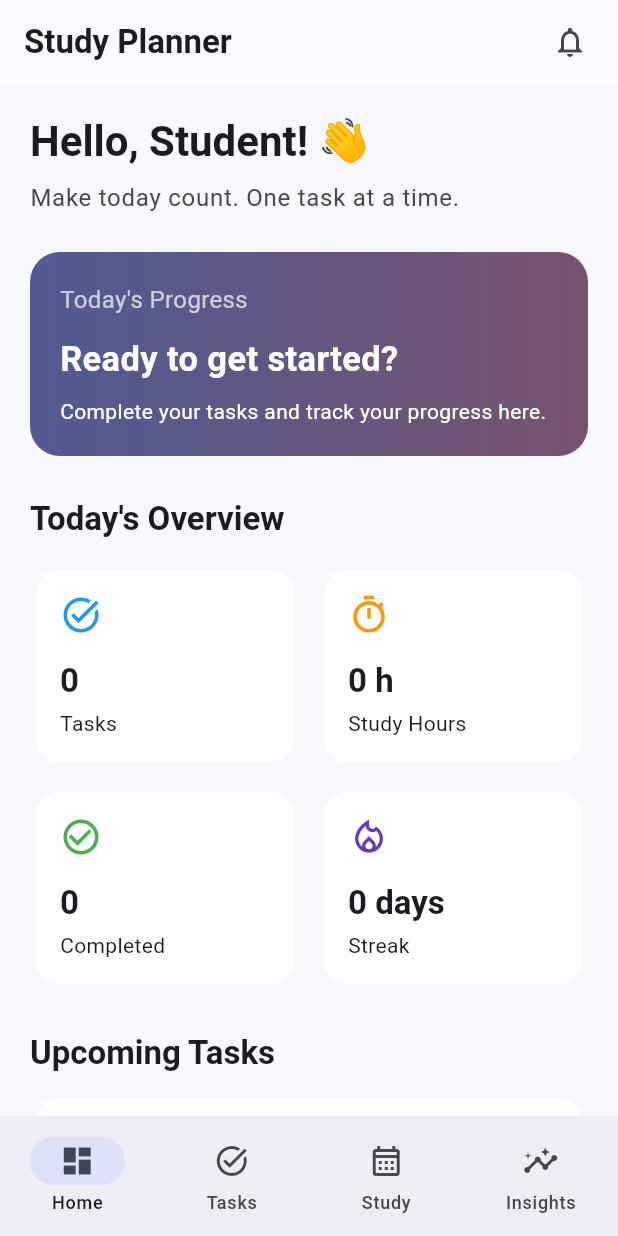
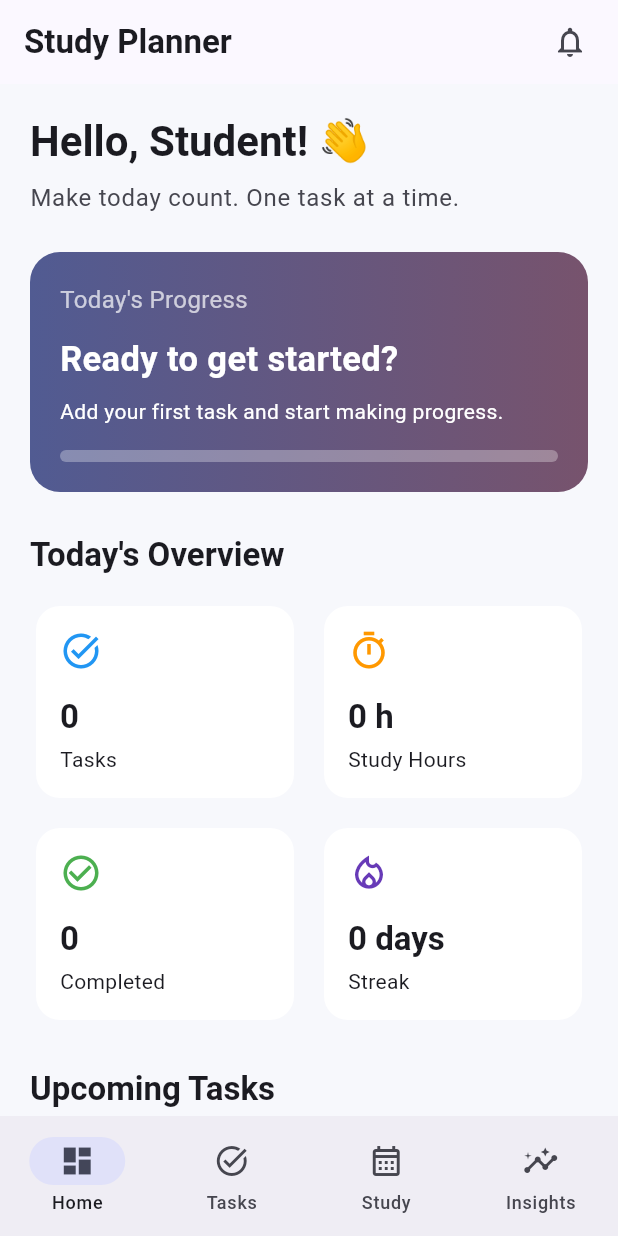
Before and after one commit to VarshiniAyyapusetty/student_productivity_planner, a Flutter app: the screen it shows after launch, on a phone screen of 412 x 824 dp. Run offline on Flutter 3.47's test engine with Material 3 defaults, Android fonts, the phone set to English and light mode, and no system bars.

Commit message:
Share task state across dashboard and tasks

```diff
--- a/lib/main.dart
+++ b/lib/main.dart
@@ -1,5 +1,7 @@
 import 'package:flutter/material.dart';
+import 'package:provider/provider.dart';
 
+import 'providers/task_provider.dart';
 import 'screens/main_navigation_screen.dart';
 
 void main() {
@@ -11,7 +13,9 @@ class StudentProductivityPlanner extends StatelessWidget {
 
   @override
   Widget build(BuildContext context) {
-    return MaterialApp(
+    return ChangeNotifierProvider(
+      create: (_) => TaskProvider(),
+      child: MaterialApp(
         title: 'Student Productivity Planner',
         debugShowCheckedModeBanner: false,
         theme: ThemeData(
@@ -27,6 +31,7 @@ class StudentProductivityPlanner extends StatelessWidget {
           ),
         ),
         home: const MainNavigationScreen(),
+      ),
     );
   }
 }
--- /dev/null
+++ b/lib/providers/task_provider.dart
@@ -0,0 +1,37 @@
+import 'package:flutter/foundation.dart';
+
+import '../models/task.dart';
+
+class TaskProvider extends ChangeNotifier {
+  final List<Task> _tasks = [];
+
+  List<Task> get tasks => List.unmodifiable(_tasks);
+
+  int get totalTasks => _tasks.length;
+
+  int get completedTasks => _tasks.where((task) => task.isCompleted).length;
+
+  int get pendingTasks => totalTasks - completedTasks;
+
+  double get completionProgress =>
+      totalTasks == 0 ? 0 : completedTasks / totalTasks;
+
+  void addTask(Task task) {
+    _tasks.add(task);
+    notifyListeners();
+  }
+
+  void toggleTask(String id, bool isCompleted) {
+    final index = _tasks.indexWhere((task) => task.id == id);
+
+    if (index == -1) return;
+
+    _tasks[index].isCompleted = isCompleted;
+    notifyListeners();
+  }
+
+  void deleteTask(String id) {
+    _tasks.removeWhere((task) => task.id == id);
+    notifyListeners();
+  }
+}
--- a/lib/screens/dashboard_screen.dart
+++ b/lib/screens/dashboard_screen.dart
@@ -1,10 +1,18 @@
 import 'package:flutter/material.dart';
+import 'package:provider/provider.dart';
+
+import '../providers/task_provider.dart';
 
 class DashboardScreen extends StatelessWidget {
   const DashboardScreen({super.key});
 
   @override
   Widget build(BuildContext context) {
+    final taskProvider = context.watch<TaskProvider>();
+    final tasks = taskProvider.tasks;
+    final completedTasks = taskProvider.completedTasks;
+    final totalTasks = taskProvider.totalTasks;
+
     final theme = Theme.of(context);
 
     return Scaffold(
@@ -41,7 +49,14 @@ class DashboardScreen extends StatelessWidget {
               ),
             ),
             const SizedBox(height: 24),
-            _buildProgressCard(context),
+
+            _buildProgressCard(
+              context,
+              completedTasks,
+              totalTasks,
+              taskProvider.completionProgress,
+            ),
+
             const SizedBox(height: 28),
             Text(
               "Today's Overview",
@@ -50,13 +65,14 @@ class DashboardScreen extends StatelessWidget {
               ),
             ),
             const SizedBox(height: 16),
+
             Row(
               children: [
                 Expanded(
                   child: _buildStatCard(
                     context,
                     'Tasks',
-                    '0',
+                    totalTasks.toString(),
                     Icons.task_alt,
                     Colors.blue,
                   ),
@@ -74,13 +90,14 @@ class DashboardScreen extends StatelessWidget {
               ],
             ),
             const SizedBox(height: 12),
+
             Row(
               children: [
                 Expanded(
                   child: _buildStatCard(
                     context,
                     'Completed',
-                    '0',
+                    completedTasks.toString(),
                     Icons.check_circle_outline,
                     Colors.green,
                   ),
@@ -97,6 +114,7 @@ class DashboardScreen extends StatelessWidget {
                 ),
               ],
             ),
+
             const SizedBox(height: 28),
             Text(
               'Upcoming Tasks',
@@ -105,6 +123,8 @@ class DashboardScreen extends StatelessWidget {
               ),
             ),
             const SizedBox(height: 12),
+
+            if (tasks.isEmpty)
               Card(
                 child: Padding(
                   padding: const EdgeInsets.all(20),
@@ -135,6 +155,40 @@ class DashboardScreen extends StatelessWidget {
                     ],
                   ),
                 ),
+              )
+            else
+              ...tasks
+                  .take(3)
+                  .map(
+                    (task) => Card(
+                      margin: const EdgeInsets.only(bottom: 10),
+                      child: ListTile(
+                        leading: Icon(
+                          task.isCompleted
+                              ? Icons.check_circle
+                              : Icons.radio_button_unchecked,
+                          color: task.isCompleted
+                              ? Colors.green
+                              : theme.colorScheme.primary,
+                        ),
+                        title: Text(
+                          task.title,
+                          style: TextStyle(
+                            fontWeight: FontWeight.w600,
+                            decoration: task.isCompleted
+                                ? TextDecoration.lineThrough
+                                : null,
+                          ),
+                        ),
+                        subtitle: Text(
+                          task.isCompleted
+                              ? 'Completed'
+                              : task.dueDate == null
+                              ? 'Pending'
+                              : 'Due ${_formatDate(task.dueDate!)}',
+                        ),
+                      ),
+                    ),
                   ),
           ],
         ),
@@ -142,7 +196,12 @@ class DashboardScreen extends StatelessWidget {
     );
   }
 
-  Widget _buildProgressCard(BuildContext context) {
+  Widget _buildProgressCard(
+    BuildContext context,
+    int completed,
+    int total,
+    double progress,
+  ) {
     final theme = Theme.of(context);
 
     return Container(
@@ -154,26 +213,40 @@ class DashboardScreen extends StatelessWidget {
         ),
         borderRadius: BorderRadius.circular(20),
       ),
-      child: const Column(
+      child: Column(
         crossAxisAlignment: CrossAxisAlignment.start,
         children: [
-          Text(
+          const Text(
             "Today's Progress",
             style: TextStyle(color: Colors.white70, fontSize: 16),
           ),
-          SizedBox(height: 12),
+          const SizedBox(height: 12),
           Text(
-            'Ready to get started?',
-            style: TextStyle(
+            total == 0
+                ? 'Ready to get started?'
+                : '$completed of $total tasks completed',
+            style: const TextStyle(
               color: Colors.white,
               fontSize: 23,
               fontWeight: FontWeight.bold,
             ),
           ),
-          SizedBox(height: 8),
+          const SizedBox(height: 8),
           Text(
-            'Complete your tasks and track your progress here.',
-            style: TextStyle(color: Colors.white),
+            total == 0
+                ? 'Add your first task and start making progress.'
+                : 'Keep going! You have ${total - completed} tasks remaining.',
+            style: const TextStyle(color: Colors.white),
+          ),
+          const SizedBox(height: 16),
+          ClipRRect(
+            borderRadius: BorderRadius.circular(8),
+            child: LinearProgressIndicator(
+              value: progress,
+              minHeight: 8,
+              backgroundColor: Colors.white30,
+              valueColor: const AlwaysStoppedAnimation<Color>(Colors.white),
+            ),
           ),
         ],
       ),
@@ -207,4 +280,9 @@ class DashboardScreen extends StatelessWidget {
       ),
     );
   }
+
+  static String _formatDate(DateTime date) {
+    return '${date.day.toString().padLeft(2, '0')}/'
+        '${date.month.toString().padLeft(2, '0')}/${date.year}';
   }
+}
--- a/lib/screens/tasks_screen.dart
+++ b/lib/screens/tasks_screen.dart
@@ -1,6 +1,8 @@
 import 'package:flutter/material.dart';
+import 'package:provider/provider.dart';
 
 import '../models/task.dart';
+import '../providers/task_provider.dart';
 
 class TasksScreen extends StatefulWidget {
   const TasksScreen({super.key});
@@ -10,14 +12,11 @@ class TasksScreen extends StatefulWidget {
 }
 
 class _TasksScreenState extends State<TasksScreen> {
-  final List<Task> _tasks = [];
   final TextEditingController _titleController = TextEditingController();
   final TextEditingController _descriptionController = TextEditingController();
 
   TaskPriority _selectedPriority = TaskPriority.medium;
   DateTime? _selectedDate;
-
-  int get _completedCount => _tasks.where((task) => task.isCompleted).length;
 
   @override
   void dispose() {
@@ -69,7 +68,7 @@ class _TasksScreenState extends State<TasksScreen> {
                         border: OutlineInputBorder(),
                       ),
                       items: TaskPriority.values.map((priority) {
-                        return DropdownMenuItem(
+                        return DropdownMenuItem<TaskPriority>(
                           value: priority,
                           child: Text(_priorityLabel(priority)),
                         );
@@ -85,13 +84,13 @@ class _TasksScreenState extends State<TasksScreen> {
                     const SizedBox(height: 12),
                     OutlinedButton.icon(
                       onPressed: () async {
+                        final now = DateTime.now();
+
                         final date = await showDatePicker(
                           context: context,
-                          initialDate: DateTime.now(),
-                          firstDate: DateTime.now(),
-                          lastDate: DateTime.now().add(
-                            const Duration(days: 3650),
-                          ),
+                          initialDate: _selectedDate ?? now,
+                          firstDate: DateTime(now.year, now.month, now.day),
+                          lastDate: now.add(const Duration(days: 3650)),
                         );
 
                         if (date != null) {
@@ -137,37 +136,33 @@ class _TasksScreenState extends State<TasksScreen> {
       },
     );
 
-    if (result == true && mounted) {
-      setState(() {
-        _tasks.add(
-          Task(
+    if (result != true || !mounted) return;
+
+    final task = Task(
       id: DateTime.now().microsecondsSinceEpoch.toString(),
       title: _titleController.text.trim(),
       description: _descriptionController.text.trim(),
       dueDate: _selectedDate,
       priority: _selectedPriority,
-          ),
     );
-      });
-    }
+
+    context.read<TaskProvider>().addTask(task);
   }
 
   void _toggleTask(Task task, bool? value) {
-    setState(() {
-      task.isCompleted = value ?? false;
-    });
+    context.read<TaskProvider>().toggleTask(task.id, value ?? false);
   }
 
   void _deleteTask(Task task) {
-    setState(() {
-      _tasks.removeWhere((item) => item.id == task.id);
-    });
+    context.read<TaskProvider>().deleteTask(task.id);
   }
 
   @override
   Widget build(BuildContext context) {
-    final completed = _completedCount;
-    final total = _tasks.length;
+    final taskProvider = context.watch<TaskProvider>();
+    final tasks = taskProvider.tasks;
+    final completed = taskProvider.completedTasks;
+    final total = taskProvider.totalTasks;
 
     return Scaffold(
       appBar: AppBar(
@@ -199,7 +194,7 @@ class _TasksScreenState extends State<TasksScreen> {
                     ),
                     const SizedBox(height: 12),
                     LinearProgressIndicator(
-                      value: total == 0 ? 0 : completed / total,
+                      value: taskProvider.completionProgress,
                       minHeight: 8,
                       borderRadius: BorderRadius.circular(8),
                     ),
@@ -209,7 +204,7 @@ class _TasksScreenState extends State<TasksScreen> {
             ),
             const SizedBox(height: 16),
             Expanded(
-              child: _tasks.isEmpty
+              child: tasks.isEmpty
                   ? const Center(
                       child: Column(
                         mainAxisSize: MainAxisSize.min,
@@ -229,9 +224,9 @@ class _TasksScreenState extends State<TasksScreen> {
                       ),
                     )
                   : ListView.builder(
-                      itemCount: _tasks.length,
+                      itemCount: tasks.length,
                       itemBuilder: (context, index) {
-                        final task = _tasks[index];
+                        final task = tasks[index];
 
                         return Card(
                           margin: const EdgeInsets.only(bottom: 10),
--- a/pubspec.yaml
+++ b/pubspec.yaml
@@ -34,6 +34,7 @@ dependencies:
   # The following adds the Cupertino Icons font to your application.
   # Use with the CupertinoIcons class for iOS style icons.
   cupertino_icons: ^1.0.8
+  provider: ^6.1.5+1
 
 dev_dependencies:
   flutter_test:
```
Also changed, not shown: pubspec.lock. Lines whose indentation alone changed are shown as unchanged.
